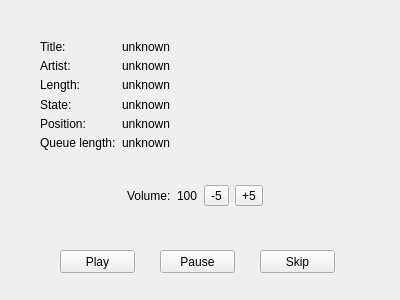
Qt form gui-remote/mainwidget.ui (hyperquantum/PMP) before a commit.
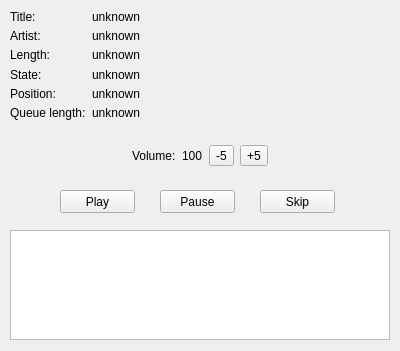
The same form after that commit.

Commit message: very crude first implementation of a queue view in the GUI remote; does not display track info yet, only placeholders

```diff
--- a/gui-remote/mainwidget.ui
+++ b/gui-remote/mainwidget.ui
@@ -7,7 +7,7 @@
     <x>0</x>
     <y>0</y>
     <width>400</width>
-    <height>300</height>
+    <height>351</height>
    </rect>
   </property>
   <property name="windowTitle">
@@ -17,7 +17,7 @@
    <property name="geometry">
     <rect>
      <x>60</x>
-     <y>250</y>
+     <y>190</y>
      <width>75</width>
      <height>23</height>
     </rect>
@@ -30,7 +30,7 @@
    <property name="geometry">
     <rect>
      <x>160</x>
-     <y>250</y>
+     <y>190</y>
      <width>75</width>
      <height>23</height>
     </rect>
@@ -43,7 +43,7 @@
    <property name="geometry">
     <rect>
      <x>260</x>
-     <y>250</y>
+     <y>190</y>
      <width>75</width>
      <height>23</height>
     </rect>
@@ -55,9 +55,9 @@
   <widget class="QWidget" name="layoutWidget">
    <property name="geometry">
     <rect>
-     <x>40</x>
-     <y>40</y>
-     <width>311</width>
+     <x>10</x>
+     <y>10</y>
+     <width>381</width>
      <height>110</height>
     </rect>
    </property>
@@ -151,9 +151,9 @@
   <widget class="QWidget" name="horizontalLayoutWidget">
    <property name="geometry">
     <rect>
-     <x>39</x>
-     <y>180</y>
-     <width>311</width>
+     <x>10</x>
+     <y>140</y>
+     <width>380</width>
      <height>31</height>
     </rect>
    </property>
@@ -220,6 +220,22 @@
     </item>
    </layout>
   </widget>
+  <widget class="QTableView" name="queueTableView">
+   <property name="geometry">
+    <rect>
+     <x>10</x>
+     <y>230</y>
+     <width>380</width>
+     <height>110</height>
+    </rect>
+   </property>
+   <property name="alternatingRowColors">
+    <bool>true</bool>
+   </property>
+   <property name="selectionBehavior">
+    <enum>QAbstractItemView::SelectRows</enum>
+   </property>
+  </widget>
  </widget>
  <resources/>
  <connections/>
```
The commit also changes 12 other files.
